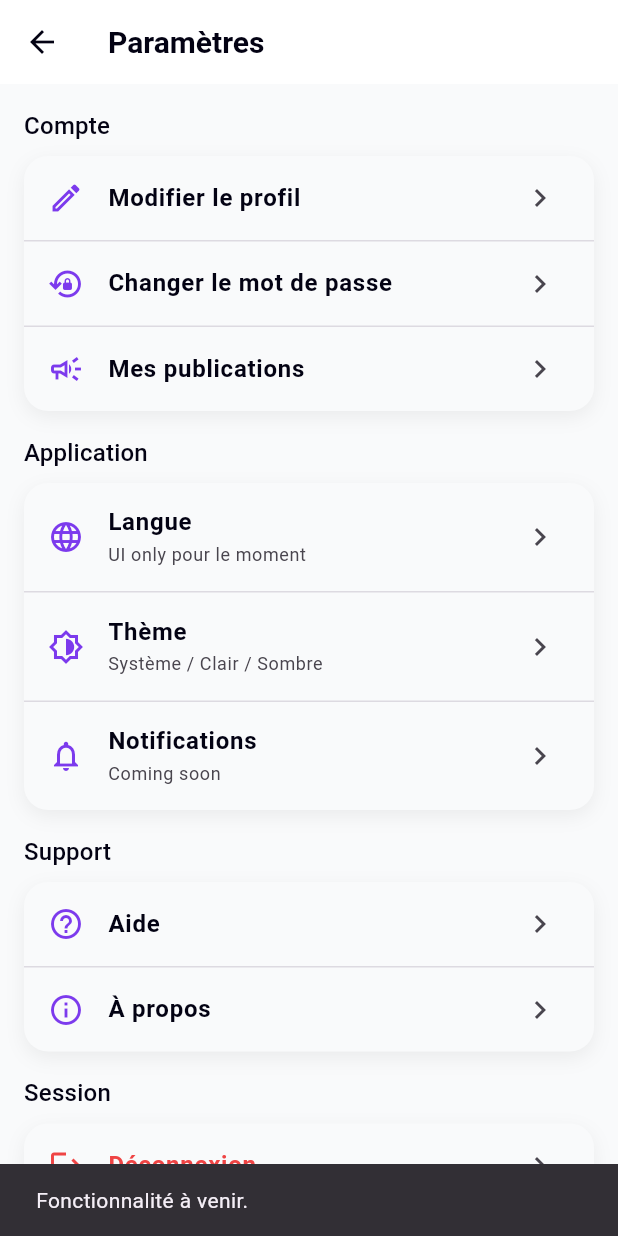
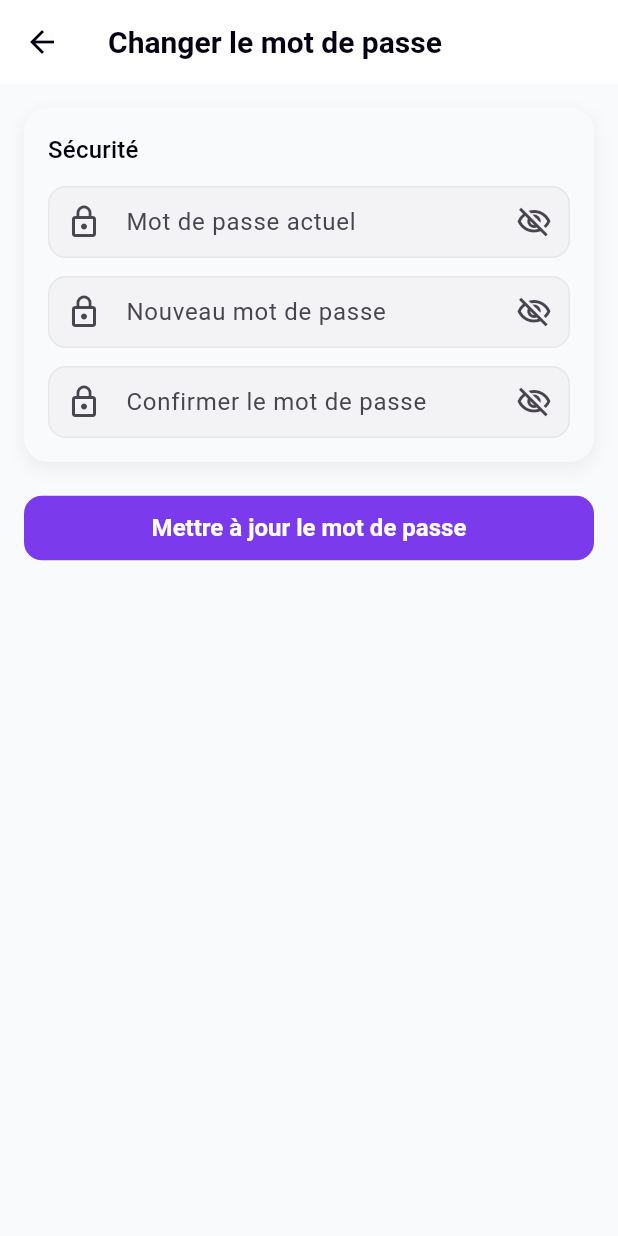
Before and after one commit to lakhdym/Searchcom, a Flutter app: the SettingsPage screen opened directly, after a tap on "Changer le mot de passe", on a phone screen of 412 x 824 dp. Run offline on Flutter 3.47's test engine with Material 3 defaults, Android fonts, the phone set to English and light mode, and no system bars; our stand-ins replace emoji_picker_flutter, file_picker, image_picker, shared_preferences; accounts and stored records are empty.

Commit message:
page profil modifier profil et changer mot de pass

```diff
--- /dev/null
+++ b/lib/pages/change_password_page.dart
@@ -0,0 +1,186 @@
+import 'package:flutter/material.dart';
+
+import '../services/auth_api_service.dart';
+import '../state/auth_state.dart';
+
+class ChangePasswordPage extends StatefulWidget {
+  const ChangePasswordPage({super.key});
+
+  @override
+  State<ChangePasswordPage> createState() => _ChangePasswordPageState();
+}
+
+class _ChangePasswordPageState extends State<ChangePasswordPage> {
+  final _formKey = GlobalKey<FormState>();
+  final _currentCtrl = TextEditingController();
+  final _newCtrl = TextEditingController();
+  final _confirmCtrl = TextEditingController();
+  bool _obscureCurrent = true;
+  bool _obscureNew = true;
+  bool _obscureConfirm = true;
+  bool _loading = false;
+
+  @override
+  void dispose() {
+    _currentCtrl.dispose();
+    _newCtrl.dispose();
+    _confirmCtrl.dispose();
+    super.dispose();
+  }
+
+  Future<void> _submit() async {
+    final user = currentUser.value;
+    if (user == null) {
+      ScaffoldMessenger.of(context).showSnackBar(
+        const SnackBar(content: Text('Aucun utilisateur connecté.')),
+      );
+      return;
+    }
+    if (!(_formKey.currentState?.validate() ?? false)) return;
+    setState(() => _loading = true);
+    try {
+      await AuthApiService.instance.changePassword(
+        userId: user.id,
+        currentPassword: _currentCtrl.text,
+        newPassword: _newCtrl.text,
+      );
+      if (!mounted) return;
+      ScaffoldMessenger.of(context).showSnackBar(
+        const SnackBar(content: Text('Mot de passe mis à jour avec succès')),
+      );
+      Navigator.of(context).pop();
+    } on ApiException catch (e) {
+      if (!mounted) return;
+      ScaffoldMessenger.of(context).showSnackBar(
+        SnackBar(content: Text(e.message)),
+      );
+    } catch (_) {
+      if (!mounted) return;
+      ScaffoldMessenger.of(context).showSnackBar(
+        const SnackBar(content: Text('Erreur lors de la mise à jour du mot de passe.')),
+      );
+    } finally {
+      if (mounted) setState(() => _loading = false);
+    }
+  }
+
+  @override
+  Widget build(BuildContext context) {
+    final scheme = Theme.of(context).colorScheme;
+    final textTheme = Theme.of(context).textTheme;
+    return Scaffold(
+      appBar: AppBar(
+        title: const Text('Changer le mot de passe'),
+      ),
+      body: SingleChildScrollView(
+        padding: const EdgeInsets.all(16),
+        child: Column(
+          children: [
+            Form(
+              key: _formKey,
+              autovalidateMode: AutovalidateMode.onUserInteraction,
+              child: _Card(
+                child: Column(
+                  crossAxisAlignment: CrossAxisAlignment.start,
+                  children: [
+                    Text('Sécurité', style: textTheme.titleMedium),
+                    const SizedBox(height: 12),
+                    _passwordField(
+                      controller: _currentCtrl,
+                      label: 'Mot de passe actuel',
+                      obscure: _obscureCurrent,
+                      toggle: () => setState(() => _obscureCurrent = !_obscureCurrent),
+                      validator: (v) => (v == null || v.isEmpty) ? 'Mot de passe actuel requis' : null,
+                    ),
+                    const SizedBox(height: 12),
+                    _passwordField(
+                      controller: _newCtrl,
+                      label: 'Nouveau mot de passe',
+                      obscure: _obscureNew,
+                      toggle: () => setState(() => _obscureNew = !_obscureNew),
+                      validator: (v) => (v == null || v.length < 8) ? 'Minimum 8 caractères' : null,
+                    ),
+                    const SizedBox(height: 12),
+                    _passwordField(
+                      controller: _confirmCtrl,
+                      label: 'Confirmer le mot de passe',
+                      obscure: _obscureConfirm,
+                      toggle: () => setState(() => _obscureConfirm = !_obscureConfirm),
+                      validator: (v) => (v != _newCtrl.text) ? 'Les mots de passe ne correspondent pas' : null,
+                    ),
+                  ],
+                ),
+              ),
+            ),
+            const SizedBox(height: 20),
+            SizedBox(
+              width: double.infinity,
+              child: ElevatedButton(
+                onPressed: _loading ? null : _submit,
+                child: _loading
+                    ? SizedBox(
+                        width: 20,
+                        height: 20,
+                        child: CircularProgressIndicator(
+                          strokeWidth: 2,
+                          valueColor: AlwaysStoppedAnimation<Color>(scheme.onPrimary),
+                        ),
+                      )
+                    : const Text('Mettre à jour le mot de passe'),
+              ),
+            ),
+          ],
+        ),
+      ),
+    );
+  }
+
+  Widget _passwordField({
+    required TextEditingController controller,
+    required String label,
+    required bool obscure,
+    required VoidCallback toggle,
+    String? Function(String?)? validator,
+  }) {
+    return TextFormField(
+      controller: controller,
+      obscureText: obscure,
+      validator: validator,
+      autovalidateMode: AutovalidateMode.onUserInteraction,
+      decoration: InputDecoration(
+        labelText: label,
+        prefixIcon: const Icon(Icons.lock_outline),
+        suffixIcon: IconButton(
+          icon: Icon(obscure ? Icons.visibility_off_outlined : Icons.visibility_outlined),
+          onPressed: toggle,
+        ),
+      ),
+    );
+  }
+}
+
+class _Card extends StatelessWidget {
+  const _Card({required this.child});
+  final Widget child;
+
+  @override
+  Widget build(BuildContext context) {
+    final scheme = Theme.of(context).colorScheme;
+    return Container(
+      width: double.infinity,
+      padding: const EdgeInsets.all(16),
+      decoration: BoxDecoration(
+        color: scheme.surface,
+        borderRadius: BorderRadius.circular(16),
+        boxShadow: [
+          BoxShadow(
+            color: scheme.shadow.withValues(alpha: 0.06),
+            blurRadius: 10,
+            offset: const Offset(0, 4),
+          ),
+        ],
+      ),
+      child: child,
+    );
+  }
+}
--- a/lib/pages/settings_page.dart
+++ b/lib/pages/settings_page.dart
@@ -2,7 +2,9 @@ import 'package:flutter/material.dart';
 
 import '../services/auth_local_storage.dart';
 import '../state/auth_state.dart';
+import 'edit_profile_page.dart';
 import 'home_page.dart';
+import 'change_password_page.dart';
 
 class SettingsPage extends StatelessWidget {
   const SettingsPage({super.key});
@@ -28,12 +30,16 @@ class SettingsPage extends StatelessWidget {
                   SettingsTile(
                     icon: Icons.edit_outlined,
                     title: 'Modifier le profil',
-                    onTap: () => _placeholder(context),
+                    onTap: () => Navigator.of(context).push(
+                      MaterialPageRoute(builder: (_) => const EditProfilePage()),
+                    ),
                   ),
                   SettingsTile(
                     icon: Icons.lock_reset_outlined,
                     title: 'Changer le mot de passe',
-                    onTap: () => _placeholder(context),
+                    onTap: () => Navigator.of(context).push(
+                      MaterialPageRoute(builder: (_) => const ChangePasswordPage()),
+                    ),
                   ),
                   SettingsTile(
                     icon: Icons.campaign_outlined,
--- a/lib/services/auth_local_storage.dart
+++ b/lib/services/auth_local_storage.dart
@@ -10,6 +10,8 @@ class AuthLocalStorage {
 
   static const _kUserKey = 'auth_user';
   static const _kLoggedIn = 'auth_logged_in';
+  static const _kAccessToken = 'auth_access_token';
+  static const _kRefreshToken = 'auth_refresh_token';
 
   Future<void> saveUser(UserModel user) async {
     final prefs = await SharedPreferences.getInstance();
@@ -38,5 +40,7 @@ class AuthLocalStorage {
     final prefs = await SharedPreferences.getInstance();
     await prefs.remove(_kUserKey);
     await prefs.remove(_kLoggedIn);
+    await prefs.remove(_kAccessToken);
+    await prefs.remove(_kRefreshToken);
   }
 }
--- a/pubspec.yaml
+++ b/pubspec.yaml
@@ -18,6 +18,7 @@ dependencies:
   file_picker: ^6.1.1
   http: ^1.2.2
   jwt_decoder: ^2.0.1
+  flutter_secure_storage: ^10.0.0
 
 dev_dependencies:
   flutter_test:
```
Also changed, not shown: lib/pages/edit_profile_page.dart (added, +281 -0 lines), lib/services/auth_api_service.dart (+72 -24 lines), pubspec.lock, 8 other files.
